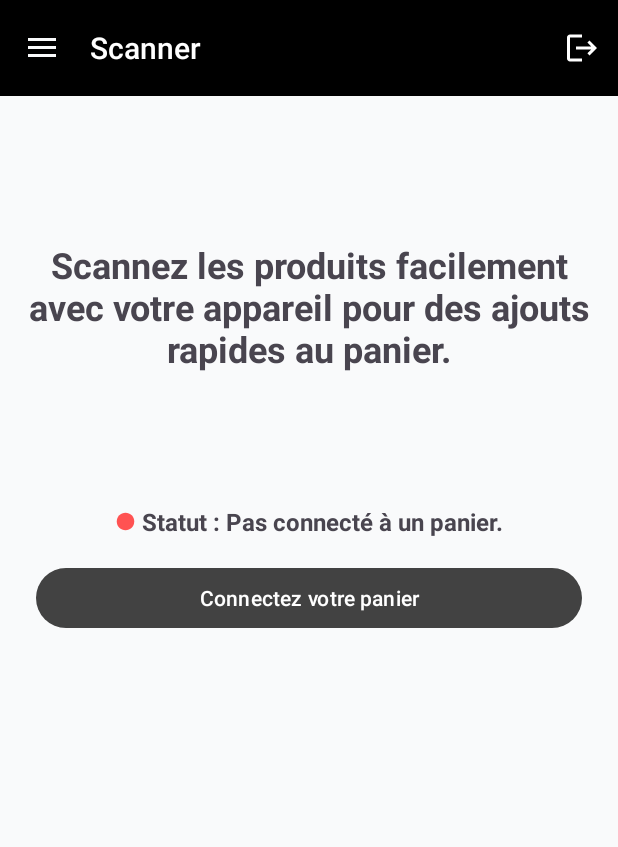
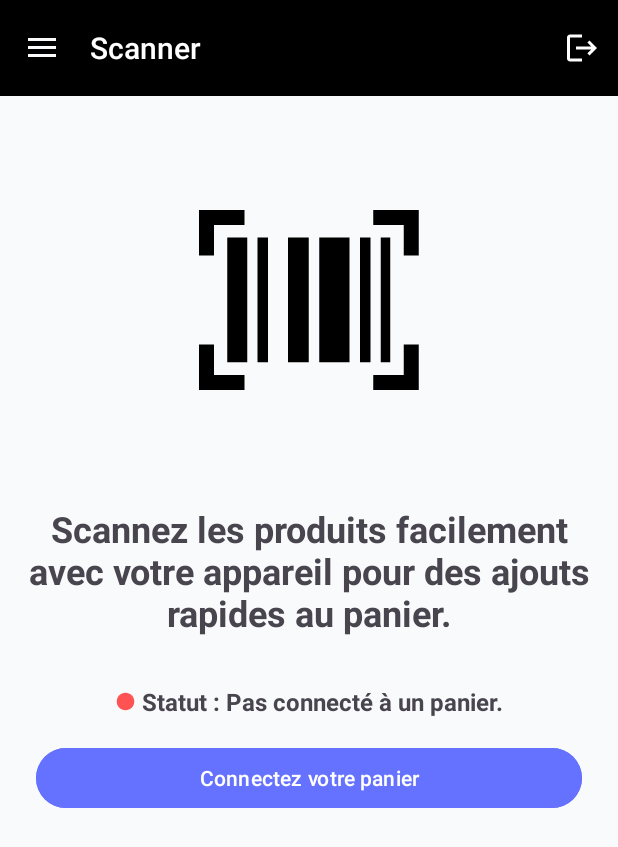
Before and after one commit to youssef-faik/retail-manager-mobile-app, an Android app: the ScannerActivity screen opened directly, with no data from a screen before it, on a phone screen of 412 x 824 dp. Shown: the top 847 px of the screen. Run offline under Robolectric (Android 15) with nearby library versions, the phone set to English and light mode, and no system bars; libraries missing offline, so code that uses them is left out: com.journeyapps.barcodescanner.

Commit message:
enhance ScannerActivity layout

```diff
--- a/app/src/main/java/com/example/myapplication/scanner/ScannerActivity.java
+++ b/app/src/main/java/com/example/myapplication/scanner/ScannerActivity.java
@@ -2,9 +2,6 @@ package com.example.myapplication.scanner;
 
 
 import android.content.Intent;
-import android.graphics.PorterDuff;
-import android.graphics.PorterDuffColorFilter;
-import android.graphics.drawable.Drawable;
 import android.os.AsyncTask;
 import android.os.Bundle;
 import android.view.View;
@@ -30,6 +27,7 @@ public class ScannerActivity extends DrawerBaseActivity {
   ActivityScannerBinding activityScannerBinding;
 
   TextView cartIdTextView;
+  TextView cartIdTextViewGreen;
   TextView orLineTextView;
   Button connectToCartBtn;
   Button scanItemsBtn;
@@ -45,19 +43,13 @@ public class ScannerActivity extends DrawerBaseActivity {
               cartItemRequestDto.setCartId(cartId);
               cartItemRequestDto.setBarcode("101");
 
+              scanItemsBtn.setVisibility(View.VISIBLE);
+              cartIdTextView.setVisibility(View.GONE);
+              cartIdTextViewGreen.setVisibility(View.VISIBLE);
+              cartIdTextViewGreen.setText("Statut : Connecté à l'identifiant de panier " + cartId);
+              connectToCartBtn.setText("Utiliser une autre panier.");
+              connectToCartBtn.setVisibility(View.GONE);
               new SaveCartItemTask().execute(cartItemRequestDto);
-
-              scanItemsBtn.setVisibility(View.VISIBLE);
-              orLineTextView.setVisibility(View.VISIBLE);
-              connectToCartBtn.setText("Utiliser une autre panier.");
-              cartIdTextView.setText("Statut : Connecté à l'identifiant de panier " + cartId);
-              Drawable drawable = getResources().getDrawable(R.drawable.ic_circle);
-              // Set the tint color
-              int tintColor = getResources().getColor(R.color.connected);
-              drawable.setColorFilter(new PorterDuffColorFilter(tintColor, PorterDuff.Mode.SRC_IN));
-
-              // Set the tinted drawable to the TextView
-              cartIdTextView.setCompoundDrawablesRelativeWithIntrinsicBounds(drawable, null, null, null);
             }
           }
   );
@@ -70,6 +62,7 @@ public class ScannerActivity extends DrawerBaseActivity {
     setContentView(activityScannerBinding.getRoot());
 
     cartIdTextView = findViewById(R.id.cartIdTextView);
+    cartIdTextViewGreen = findViewById(R.id.cartIdTextViewGreen);
     orLineTextView = findViewById(R.id.orLineTexView);
     connectToCartBtn = findViewById(R.id.connectToCartBtn);
     scanItemsBtn = findViewById(R.id.scanItemsBtn);
--- /dev/null
+++ b/app/src/main/res/drawable/ic_barcode_scanner_black.xml
@@ -0,0 +1,11 @@
+<?xml version="1.0" encoding="utf-8"?>
+<vector xmlns:android="http://schemas.android.com/apk/res/android"
+    android:width="48dp"
+    android:height="48dp"
+    android:tint="@color/black"
+    android:viewportWidth="960"
+    android:viewportHeight="960">
+    <path
+        android:fillColor="@android:color/white"
+        android:pathData="M40,840L40,658L100,658L100,780L222,780L222,840L40,840ZM737,840L737,780L859,780L859,658L919,658L919,840L737,840ZM153,729L153,230L233,230L233,729L153,729ZM274,729L274,230L316,230L316,729L274,729ZM396,729L396,230L479,230L479,729L396,729ZM521,729L521,230L642,230L642,729L521,729ZM684,729L684,230L726,230L726,729L684,729ZM767,729L767,230L805,230L805,729L767,729ZM40,302L40,120L222,120L222,180L100,180L100,302L40,302ZM859,302L859,180L737,180L737,120L919,120L919,302L859,302Z" />
+</vector>
--- a/app/src/main/res/layout/activity_scanner.xml
+++ b/app/src/main/res/layout/activity_scanner.xml
@@ -6,14 +6,19 @@
     android:layout_height="match_parent"
     android:background="@color/linear_layout_bg_color"
     android:orientation="vertical"
-    android:paddingTop="96dp"
     tools:context=".scanner.ScannerActivity">
+
+    <ImageView
+        android:id="@+id/imageView3"
+        android:layout_width="match_parent"
+        android:layout_height="160dp"
+        android:layout_marginVertical="56dp"
+        app:srcCompat="@drawable/ic_barcode_scanner_black" />
 
     <TextView
         android:layout_width="match_parent"
         android:layout_height="wrap_content"
         android:layout_marginHorizontal="16dp"
-        android:layout_marginBottom="24dp"
         android:gravity="center"
         android:text="@string/scan_products_effortlessly_with_your_device_for_swift_cart_additions"
         android:textSize="24dp"
@@ -24,30 +29,46 @@
         android:layout_width="wrap_content"
         android:layout_height="wrap_content"
         android:layout_gravity="center_horizontal"
-        android:layout_marginTop="64dp"
+        android:layout_marginTop="32dp"
         android:drawableLeft="@drawable/ic_circle"
         android:drawablePadding="4dp"
         android:text="@string/status_not_connected_to_any_cart"
+        android:textAlignment="center"
         android:textSize="16dp"
         android:textStyle="bold"
         app:drawableTint="#FF5252" />
 
+    <TextView
+        android:id="@+id/cartIdTextViewGreen"
+        android:layout_width="wrap_content"
+        android:layout_height="wrap_content"
+        android:layout_gravity="center_horizontal"
+        android:layout_marginTop="32dp"
+        android:drawableLeft="@drawable/ic_circle"
+        android:drawablePadding="4dp"
+        android:text="@string/status_not_connected_to_any_cart"
+        android:textAlignment="center"
+        android:textSize="16dp"
+        android:textStyle="bold"
+        android:visibility="gone"
+        app:drawableTint="@color/connected" />
+
     <Button
         android:id="@+id/connectToCartBtn"
-        android:layout_marginTop="16dp"
         android:layout_width="match_parent"
         android:layout_height="wrap_content"
         android:layout_marginStart="24dp"
+        android:layout_marginTop="16dp"
         android:layout_marginEnd="24dp"
+        android:backgroundTint="@color/purple_bg_color"
         android:text="@string/connect_your_cart" />
-
 
     <TextView
         android:id="@+id/orLineTexView"
         android:layout_width="wrap_content"
         android:layout_height="wrap_content"
         android:layout_gravity="center_horizontal"
-        android:layout_marginVertical="52dp"
+        android:layout_marginVertical="32dp"
         android:drawablePadding="12dp"
         android:text="@string/or"
         android:textSize="16dp"
@@ -59,6 +80,7 @@
         android:layout_width="match_parent"
         android:layout_height="wrap_content"
         android:layout_marginStart="24dp"
+        android:layout_marginTop="16dp"
         android:layout_marginEnd="24dp"
         android:backgroundTint="@color/purple_bg_color"
         android:text="@string/start_adding_items_to_this_cart"
```
